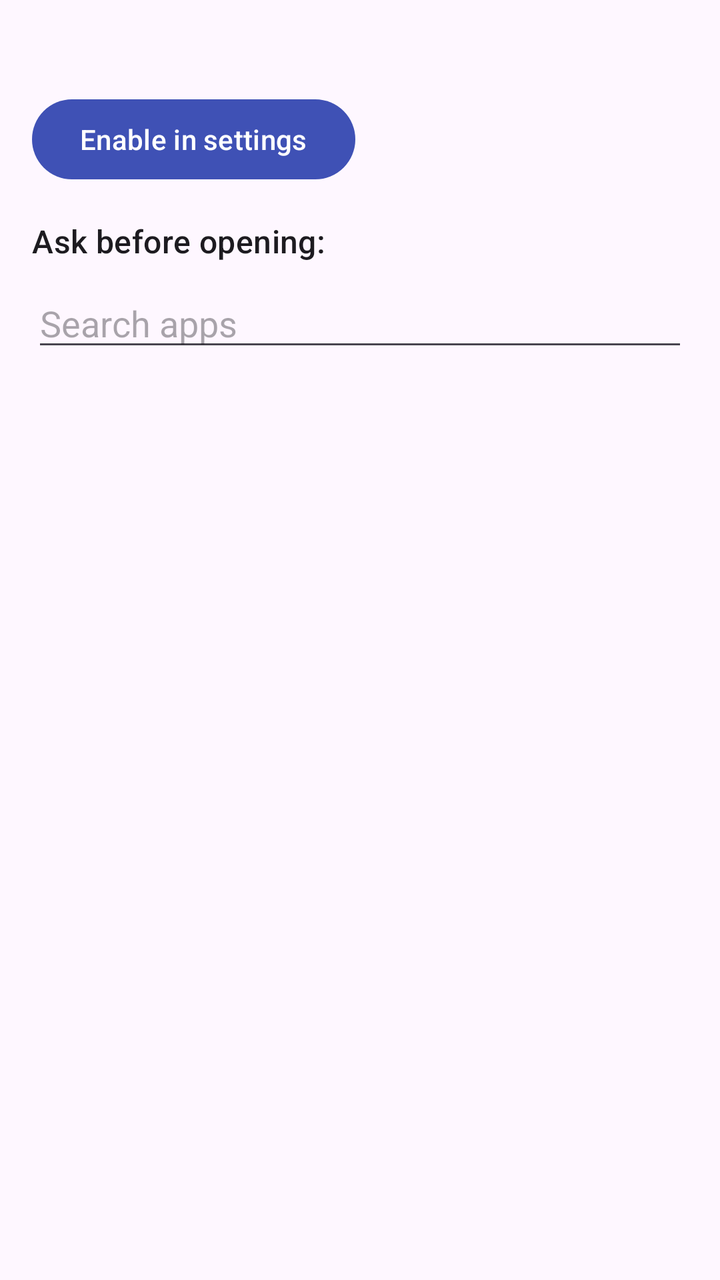
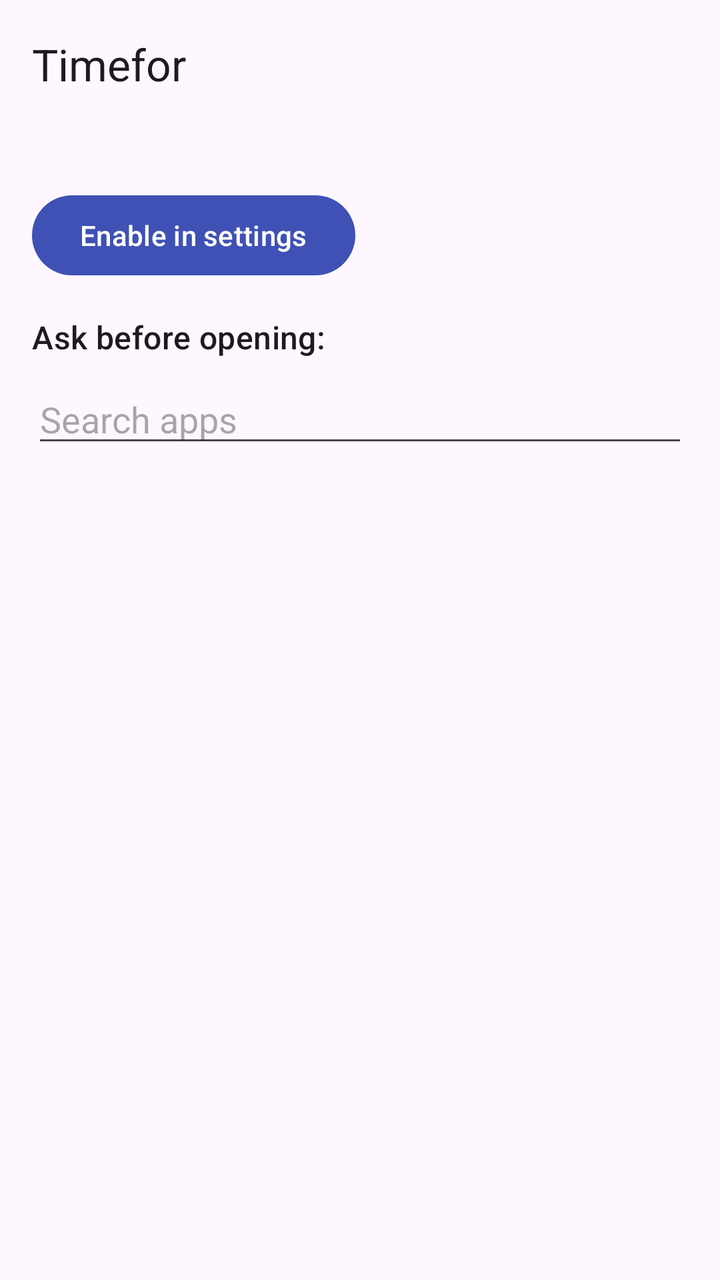

An Android layout rendered at two revisions. The XML below is the earlier revision; the diff shows what the commit changed to produce the second picture.
<!-- AndroidManifest.xml: application theme Theme.Timefor -->
<!-- res/layout/activity_main.xml -->
<?xml version="1.0" encoding="utf-8"?>
<LinearLayout xmlns:android="http://schemas.android.com/apk/res/android"
    android:layout_width="match_parent"
    android:layout_height="match_parent"
    android:orientation="vertical"
    android:padding="16dp">

    <TextView
        android:id="@+id/serviceStatus"
        android:layout_width="match_parent"
        android:layout_height="wrap_content"
        android:textAppearance="?attr/textAppearanceBodyLarge" />

    <Button
        android:id="@+id/enableServiceButton"
        android:layout_width="wrap_content"
        android:layout_height="wrap_content"
        android:layout_marginTop="8dp"
        android:text="@string/enable_service" />

    <TextView
        android:layout_width="match_parent"
        android:layout_height="wrap_content"
        android:layout_marginTop="16dp"
        android:text="@string/apps_header"
        android:textAppearance="?attr/textAppearanceTitleMedium" />

    <EditText
        android:id="@+id/search"
        android:layout_width="match_parent"
        android:layout_height="wrap_content"
        android:layout_marginTop="8dp"
        android:hint="@string/search_hint"
        android:importantForAutofill="no"
        android:inputType="text"
        android:maxLines="1" />

    <androidx.recyclerview.widget.RecyclerView
        android:id="@+id/appList"
        android:layout_width="match_parent"
        android:layout_height="0dp"
        android:layout_marginTop="8dp"
        android:layout_weight="1" />
</LinearLayout>
<!-- resources referenced by this layout -->
<resources>
  <string name="apps_header">Ask before opening:</string>
  <string name="enable_service">Enable in settings</string>
  <string name="search_hint">Search apps</string>
  <style name="Theme.Timefor" parent="Theme.Material3.DayNight">
          <item name="colorPrimary">#3F51B5</item>
      </style>
</resources>

<!-- the commit's change to res/layout/activity_main.xml (unified diff, before → after) -->
@@ -1,44 +1,59 @@
 <?xml version="1.0" encoding="utf-8"?>
 <LinearLayout xmlns:android="http://schemas.android.com/apk/res/android"
+    xmlns:app="http://schemas.android.com/apk/res-auto"
+    android:id="@+id/root"
     android:layout_width="match_parent"
     android:layout_height="match_parent"
-    android:orientation="vertical"
-    android:padding="16dp">
+    android:orientation="vertical">
 
-    <TextView
-        android:id="@+id/serviceStatus"
+    <com.google.android.material.appbar.MaterialToolbar
+        android:id="@+id/toolbar"
         android:layout_width="match_parent"
-        android:layout_height="wrap_content"
-        android:textAppearance="?attr/textAppearanceBodyLarge" />
+        android:layout_height="?attr/actionBarSize"
+        app:title="@string/app_name" />
 
-    <Button
-        android:id="@+id/enableServiceButton"
-        android:layout_width="wrap_content"
-        android:layout_height="wrap_content"
-        android:layout_marginTop="8dp"
-        android:text="@string/enable_service" />
-
-    <TextView
-        android:layout_width="match_parent"
-        android:layout_height="wrap_content"
-        android:layout_marginTop="16dp"
-        android:text="@string/apps_header"
-        android:textAppearance="?attr/textAppearanceTitleMedium" />
-
-    <EditText
-        android:id="@+id/search"
-        android:layout_width="match_parent"
-        android:layout_height="wrap_content"
-        android:layout_marginTop="8dp"
-        android:hint="@string/search_hint"
-        android:importantForAutofill="no"
-        android:inputType="text"
-        android:maxLines="1" />
-
-    <androidx.recyclerview.widget.RecyclerView
-        android:id="@+id/appList"
+    <LinearLayout
         android:layout_width="match_parent"
         android:layout_height="0dp"
-        android:layout_marginTop="8dp"
-        android:layout_weight="1" />
+        android:layout_weight="1"
+        android:orientation="vertical"
+        android:paddingHorizontal="16dp">
+
+        <TextView
+            android:id="@+id/serviceStatus"
+            android:layout_width="match_parent"
+            android:layout_height="wrap_content"
+            android:textAppearance="?attr/textAppearanceBodyLarge" />
+
+        <Button
+            android:id="@+id/enableServiceButton"
+            android:layout_width="wrap_content"
+            android:layout_height="wrap_content"
+            android:layout_marginTop="8dp"
+            android:text="@string/enable_service" />
+
+        <TextView
+            android:layout_width="match_parent"
+            android:layout_height="wrap_content"
+            android:layout_marginTop="16dp"
+            android:text="@string/apps_header"
+            android:textAppearance="?attr/textAppearanceTitleMedium" />
+
+        <EditText
+            android:id="@+id/search"
+            android:layout_width="match_parent"
+            android:layout_height="wrap_content"
+            android:layout_marginTop="8dp"
+            android:hint="@string/search_hint"
+            android:importantForAutofill="no"
+            android:inputType="text"
+            android:maxLines="1" />
+
+        <androidx.recyclerview.widget.RecyclerView
+            android:id="@+id/appList"
+            android:layout_width="match_parent"
+            android:layout_height="0dp"
+            android:layout_marginTop="8dp"
+            android:layout_weight="1" />
+    </LinearLayout>
 </LinearLayout>
<!-- resource entries referenced after the edit -->
@@ -1,9 +1,10 @@
 <!-- resources referenced by this layout -->
 <resources>
+  <string name="app_name">Timefor</string>
   <string name="apps_header">Ask before opening:</string>
   <string name="enable_service">Enable in settings</string>
   <string name="search_hint">Search apps</string>
-  <style name="Theme.Timefor" parent="Theme.Material3.DayNight">
+  <style name="Theme.Timefor" parent="Theme.Material3.DayNight.NoActionBar">
           <item name="colorPrimary">#3F51B5</item>
       </style>
 </resources>
